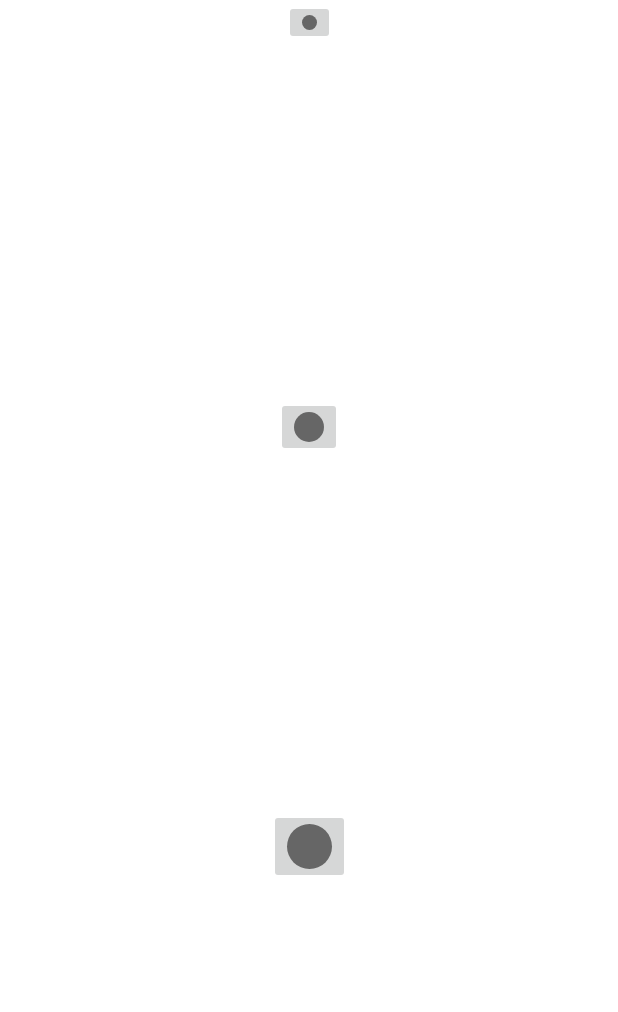
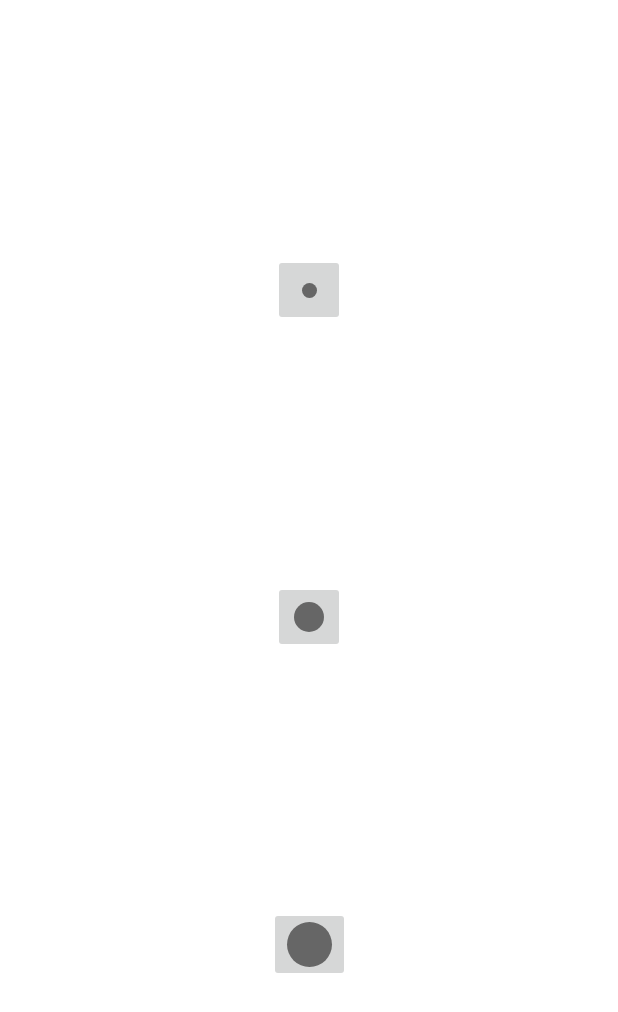
Before and after one commit to TCompton88/Drawing_App, an Android app: the layout dialogue_brush_sizes.xml on its own in the app's theme, with its tools: preview values and no code run, on a phone screen of 412 x 824 dp. Shown: the top 1012 px of the screen. Run offline under Robolectric (Android 15) with nearby library versions, the phone set to English and light mode, and no system bars.

Commit message:
start of brush size picker

```diff
--- a/app/src/main/java/com/example/drawingapp/MainActivity.kt
+++ b/app/src/main/java/com/example/drawingapp/MainActivity.kt
@@ -3,23 +3,27 @@
 import android.app.Dialog
 import androidx.appcompat.app.AppCompatActivity
 import android.os.Bundle
+import android.widget.ImageButton
 
 
 class MainActivity : AppCompatActivity() {
 
     private  var drawingView: DrawingView? = null
+    private var brushChoice = R.layout.dialogue_brush_sizes
 
     override fun onCreate(savedInstanceState: Bundle?) {
         super.onCreate(savedInstanceState)
         setContentView(R.layout.activity_main)
 
         drawingView = findViewById(R.id.drawing_view)
-        drawingView?.setSizeForBrush(20.toFloat())
+        drawingView?.setSizeForBrush(12.toFloat())
     }
 
     private fun showBrushSizeDialog(){
         val brushDialog = Dialog(this)
         brushDialog.setContentView(R.layout.dialogue_brush_sizes)
         brushDialog.setTitle("Brush Size: ")
+        var smallBtn : ImageButton = brushDialog.findViewById(R.id.ib_medium_brush)
+
     }
 }
--- a/app/src/main/res/layout/activity_main.xml
+++ b/app/src/main/res/layout/activity_main.xml
@@ -17,6 +17,6 @@
         app:layout_constraintRight_toRightOf="parent"
         app:layout_constraintTop_toTopOf="parent"
 
-        />
+        app:layout_constraintVertical_bias="1.0" />
 
 </androidx.constraintlayout.widget.ConstraintLayout>
--- a/app/src/main/res/layout/dialogue_brush_sizes.xml
+++ b/app/src/main/res/layout/dialogue_brush_sizes.xml
@@ -1,41 +1,44 @@
 <?xml version="1.0" encoding="utf-8"?>
 <androidx.constraintlayout.widget.ConstraintLayout xmlns:android="http://schemas.android.com/apk/res/android"
-    xmlns:tools="http://schemas.android.com/tools"
     android:layout_width="match_parent"
     android:layout_height="match_parent"
     xmlns:app="http://schemas.android.com/apk/res-auto">
 
     <ImageButton
-        android:id="@+id/smallBrush"
+        android:id="@+id/ib_small_brush"
         android:layout_width="wrap_content"
         android:layout_height="wrap_content"
+        android:contentDescription="@string/small_brush"
+        android:minWidth="48dp"
+        android:minHeight="48dp"
         android:src="@drawable/small"
-        app:layout_constraintBottom_toTopOf="@+id/medium_brush"
+        app:layout_constraintBottom_toTopOf="@+id/ib_medium_brush"
         app:layout_constraintEnd_toEndOf="parent"
         app:layout_constraintStart_toStartOf="parent"
-        app:layout_constraintTop_toTopOf="parent"
-        tools:ignore="ContentDescription,TouchTargetSizeCheck,SpeakableTextPresentCheck" />
+        app:layout_constraintTop_toTopOf="parent" />
 
     <ImageButton
-        android:id="@+id/mediumBrush"
+        android:id="@+id/ib_medium_brush"
         android:layout_width="wrap_content"
         android:layout_height="wrap_content"
+        android:contentDescription="@string/medium_brush"
+        android:minWidth="48dp"
+        android:minHeight="48dp"
         android:src="@drawable/medium"
-        app:layout_constraintBottom_toTopOf="@+id/bigBrush"
+        app:layout_constraintBottom_toTopOf="@+id/ib_large_brush"
         app:layout_constraintEnd_toEndOf="parent"
         app:layout_constraintStart_toStartOf="parent"
-        app:layout_constraintTop_toBottomOf="@+id/smallBrush"
-        tools:ignore="ContentDescription,TouchTargetSizeCheck,SpeakableTextPresentCheck" />
+        app:layout_constraintTop_toBottomOf="@+id/ib_small_brush" />
 
     <ImageButton
-        android:id="@+id/bigBrush"
+        android:id="@+id/ib_large_brush"
         android:layout_width="wrap_content"
         android:layout_height="wrap_content"
+        android:contentDescription="@string/large_brush"
         android:src="@drawable/big"
         app:layout_constraintBottom_toBottomOf="parent"
         app:layout_constraintEnd_toEndOf="parent"
         app:layout_constraintStart_toStartOf="parent"
-        app:layout_constraintTop_toBottomOf="@+id/mediumBrush"
-        tools:ignore="ContentDescription,SpeakableTextPresentCheck" />
+        app:layout_constraintTop_toBottomOf="@+id/ib_medium_brush" />
 
 </androidx.constraintlayout.widget.ConstraintLayout>
--- a/app/src/main/res/values/strings.xml
+++ b/app/src/main/res/values/strings.xml
@@ -1,3 +1,6 @@
 <resources>
     <string name="app_name">Drawing App</string>
+    <string name="large_brush">large brush</string>
+    <string name="medium_brush">medium brush</string>
+    <string name="small_brush">small brush</string>
 </resources>
--- a/build.gradle
+++ b/build.gradle
@@ -1,7 +1,7 @@
 // Top-level build file where you can add configuration options common to all sub-projects/modules.
 plugins {
-    id 'com.android.application' version '7.1.0' apply false
-    id 'com.android.library' version '7.1.0' apply false
+    id 'com.android.application' version '7.1.2' apply false
+    id 'com.android.library' version '7.1.2' apply false
     id 'org.jetbrains.kotlin.android' version '1.6.10' apply false
 }
 
```
